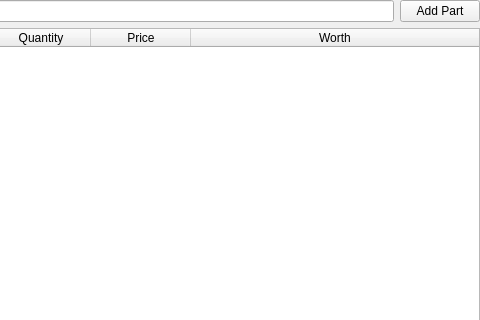
Before: the Qt Designer form ui/widget_parts.ui in jwjulien/inventory, drawn with Qt 5; both pictures show x 410 to 890 and y 0 to 320 of the 890 by 654 pixel window.
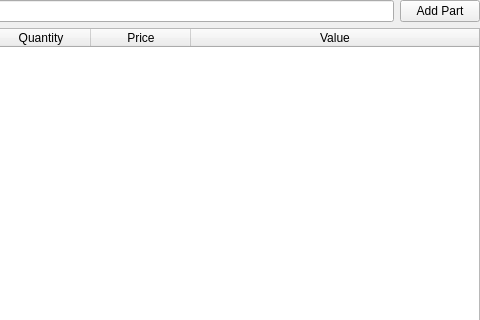
After: the same form once the commit is applied.

Commit message: renamed (again) part "worth" to "valueation" (value is taken)

Diff of the .ui file:
```diff
--- a/ui/widget_parts.ui
+++ b/ui/widget_parts.ui
@@ -99,7 +99,7 @@
      </column>
      <column>
       <property name="text">
-       <string>Worth</string>
+       <string>Value</string>
       </property>
      </column>
     </widget>
```
The commit also changes 5 other files.
